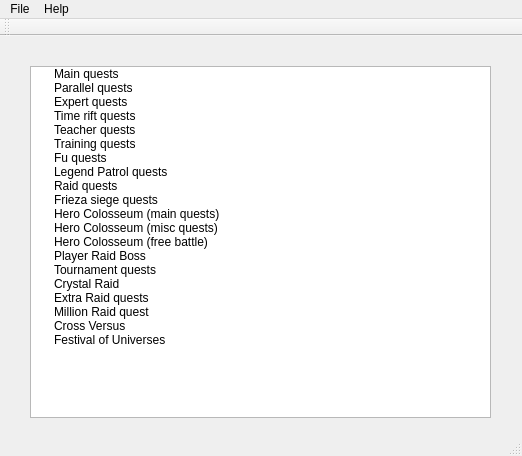
This is mainwindow.ui in eterniti/xv2questimport as Qt 5 draws it before an edit. The edited form follows.
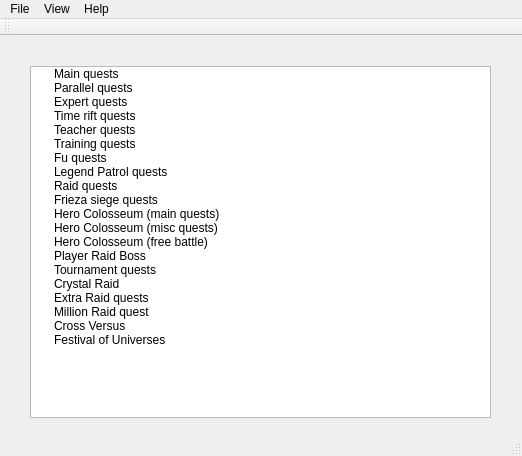
This is the edited form.

```diff
--- a/mainwindow.ui
+++ b/mainwindow.ui
@@ -160,7 +160,14 @@
     </property>
     <addaction name="actionAbout"/>
    </widget>
+   <widget class="QMenu" name="menuView">
+    <property name="title">
+     <string>View</string>
+    </property>
+    <addaction name="actionToggle_dark_mode"/>
+   </widget>
    <addaction name="menuFile"/>
+   <addaction name="menuView"/>
    <addaction name="menuHelp"/>
   </widget>
   <widget class="QToolBar" name="mainToolBar">
```
Left out of the diff: 5 changed lines with no effect on the pictures.
